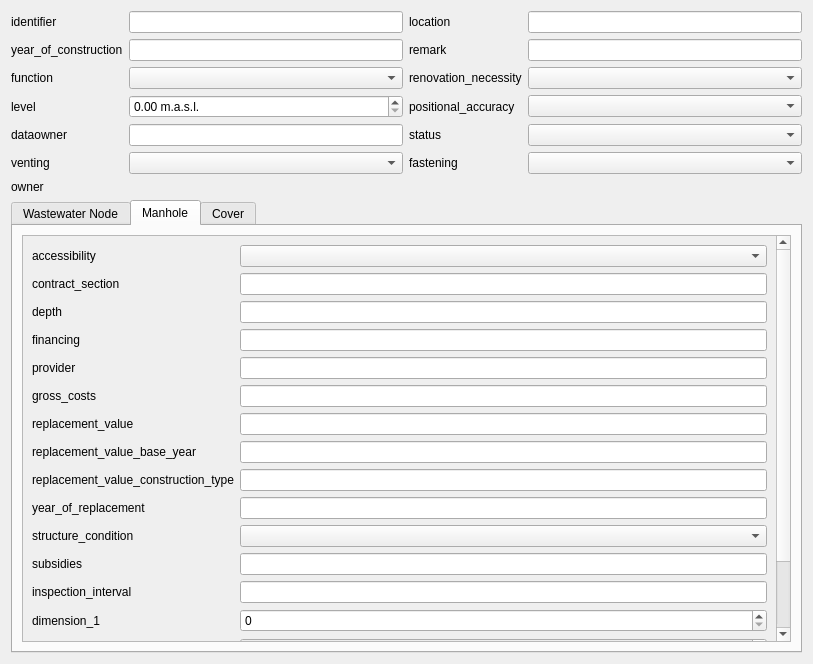
The window that project/forms/cover-manhole-wizard.ui (QGEP/QGEP) describes before a commit, drawn with Qt 5.
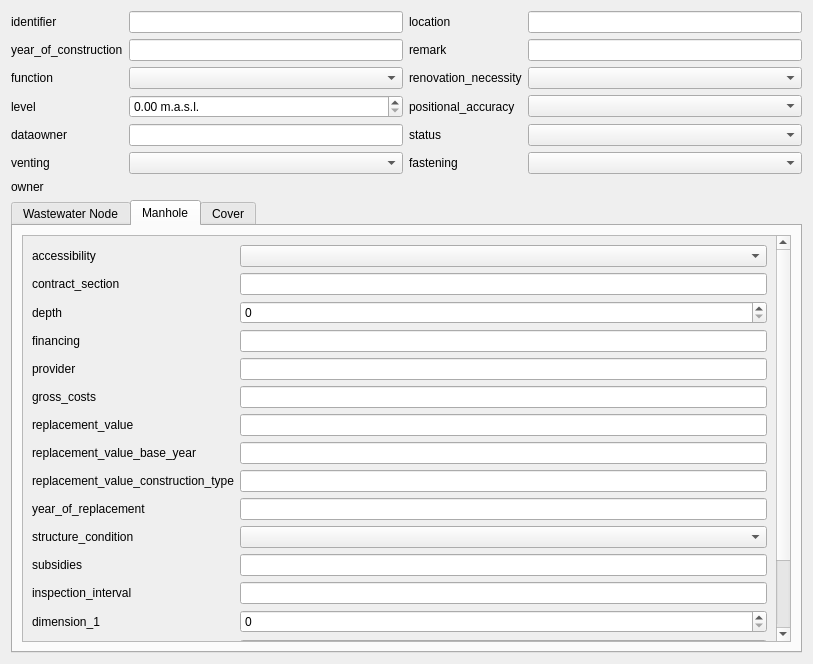
The same window after the commit. Custom widgets are drawn as their Qt base class.

Commit message:
Manhole.depth requires spinbox widget
Fix #62

What changed in the file:
```diff
--- a/project/forms/cover-manhole-wizard.ui
+++ b/project/forms/cover-manhole-wizard.ui
@@ -93,7 +93,7 @@
              <property name="geometry">
               <rect>
                <x>0</x>
-               <y>-315</y>
+               <y>0</y>
                <width>758</width>
                <height>659</height>
               </rect>
@@ -308,15 +308,15 @@
               <item row="6" column="1">
                <widget class="QLineEdit" name="provider"/>
               </item>
-              <item row="3" column="1">
-               <widget class="QLineEdit" name="depth"/>
-              </item>
               <item row="14" column="1">
                <widget class="QLineEdit" name="year_of_replacement"/>
               </item>
               <item row="22" column="1">
                <widget class="QComboBox" name="surface_inflow"/>
               </item>
+              <item row="3" column="1">
+               <widget class="QSpinBox" name="spinBox"/>
+              </item>
              </layout>
             </widget>
            </widget>
```
Left out of the diff: 4 changed lines with no effect on the pictures. The commit also changes 1 other file.
